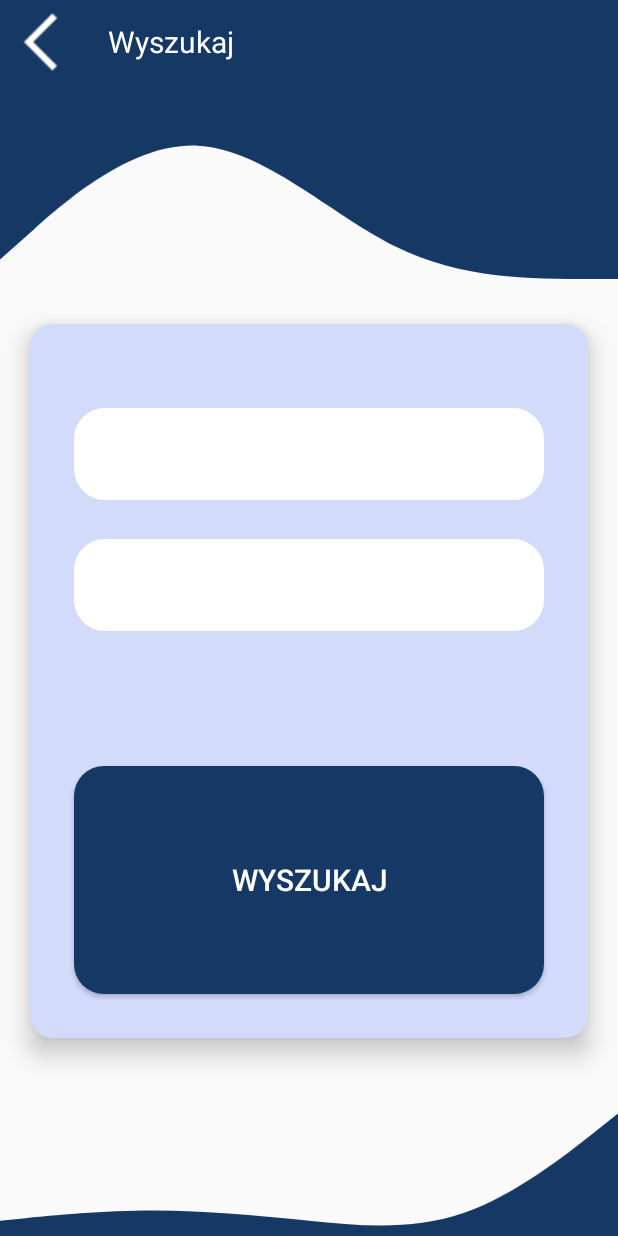
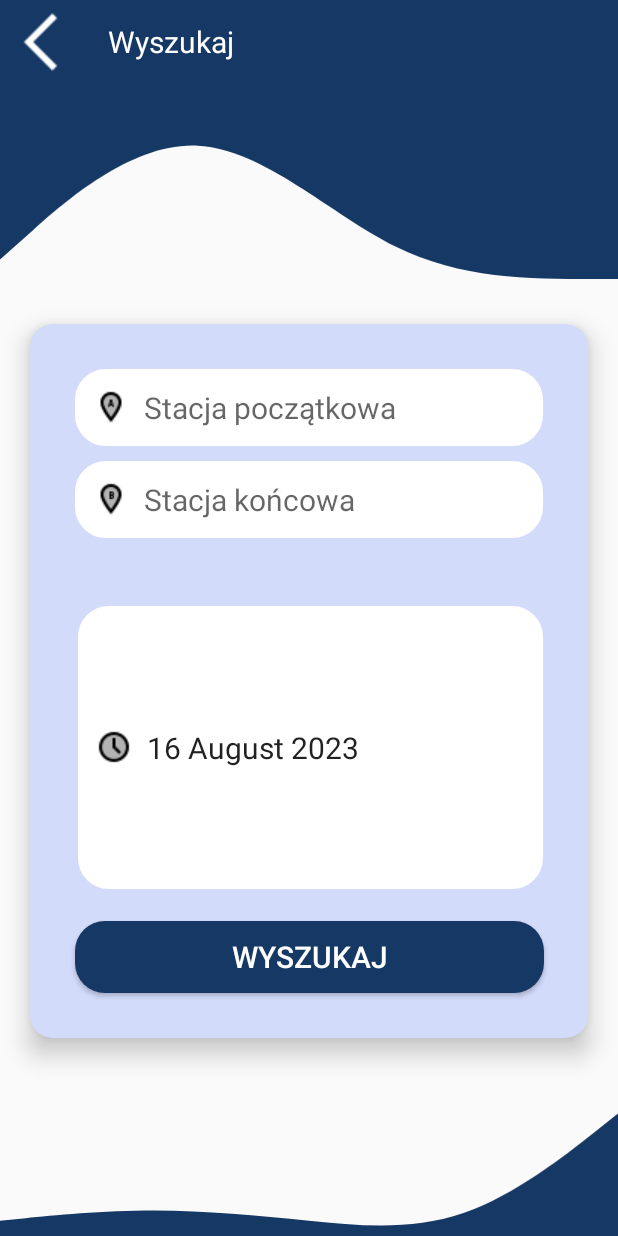
Before and after one commit to StarDust199/RailwayTTable, an Android app: the screen it shows after launch (RouteActivity), after a tap on "Ikona wyszukiwania", on a phone screen of 412 x 824 dp. Run offline under Robolectric (Android 15) with nearby library versions, the phone set to English and light mode, and no system bars.

Commit message:
working select date from calendar

```diff
--- a/app/src/main/java/com/example/railwayttable/Activity/MainActivity.java
+++ b/app/src/main/java/com/example/railwayttable/Activity/MainActivity.java
@@ -23,7 +23,7 @@ public class MainActivity extends AppCompatActivity implements NavigationView.On
     NavigationView navigationView;
     SharedPreferences sharedPreferences;
     Toolbar toolbar;
-
+    private static String currentTheme;
     @Override
     protected void onCreate(Bundle savedInstanceState) {
         super.onCreate(savedInstanceState);
@@ -59,7 +59,17 @@ public class MainActivity extends AppCompatActivity implements NavigationView.On
 
     }
 
+    @Override
+    protected void onResume() {
+        super.onResume();
+        setThemeOfApp();
+    }
 
+    @Override
+    protected void onRestart() {
+        super.onRestart();
+        setThemeOfApp();
+    }
 
     @Override
     public boolean onNavigationItemSelected(@NonNull MenuItem item) {
@@ -75,9 +85,9 @@ public class MainActivity extends AppCompatActivity implements NavigationView.On
     }
 
     private void setThemeOfApp(){
-       sharedPreferences = PreferenceManager.getDefaultSharedPreferences(getBaseContext());
+        sharedPreferences = PreferenceManager.getDefaultSharedPreferences(getBaseContext());
         String selectedTheme = sharedPreferences.getString("color_option", "BLUE");
-
+        currentTheme = selectedTheme;
         if (selectedTheme.equals("BLUE")){
             setTheme(R.style.BlueTheme);
         } else if (selectedTheme.equals("VIOLET")) {
--- a/app/src/main/java/com/example/railwayttable/Activity/RouteActivity.java
+++ b/app/src/main/java/com/example/railwayttable/Activity/RouteActivity.java
@@ -1,11 +1,13 @@
 package com.example.railwayttable.Activity;
 
 
-
+import android.app.DatePickerDialog;
 import android.content.Intent;
 import android.content.SharedPreferences;
 import android.os.Bundle;
 import android.view.MenuItem;
+import android.widget.DatePicker;
+import android.widget.EditText;
 
 import androidx.appcompat.app.ActionBar;
 import androidx.appcompat.app.AppCompatActivity;
@@ -14,23 +16,47 @@ import androidx.preference.PreferenceManager;
 
 import com.example.railwayttable.R;
 
+import java.text.SimpleDateFormat;
+import java.util.Calendar;
+import java.util.Date;
+import java.util.Locale;
+
 
 public class RouteActivity extends AppCompatActivity {
 
     SharedPreferences sharedPreferences;
-
+    EditText datePicker;
+    int year;
+    int month;
+    int day;
     @Override
     protected void onCreate(Bundle savedInstanceState) {
         super.onCreate(savedInstanceState);
         setThemeOfApp();
         setContentView(R.layout.activity_route);
+        datePicker=findViewById(R.id.czas);
+        SimpleDateFormat sdf = new SimpleDateFormat("d MMMM yyyy", Locale.getDefault());
+        String defaultDate = sdf.format(new Date());
+        datePicker.setText(defaultDate);
+        Calendar calendar=Calendar.getInstance();
+        datePicker.setOnClickListener(v -> {
+            year=calendar.get(Calendar.YEAR);
+            month=calendar.get(Calendar.MONTH);
+            day=calendar.get(Calendar.DAY_OF_MONTH);
+            DatePickerDialog datePickerDialog = new DatePickerDialog(RouteActivity.this, (view, year, month, dayOfMonth) -> {
+                calendar.set(year, month, dayOfMonth);
+                datePicker.setText(SimpleDateFormat.getDateInstance().format(calendar.getTime()));
+            }, year, month, day);
+            datePickerDialog.show();
+        });
+
         Toolbar toolbar = findViewById(R.id.toolbar2);
         setSupportActionBar(toolbar);
 
         ActionBar actionBar = getSupportActionBar();
         if (actionBar != null) {
             setSupportActionBar(toolbar);
-            getSupportActionBar().setTitle("Wyszukaj");;
+            getSupportActionBar().setTitle("Wyszukaj");
             actionBar.setDisplayHomeAsUpEnabled(true);
         }
     }
@@ -51,14 +77,19 @@ public class RouteActivity extends AppCompatActivity {
         sharedPreferences = PreferenceManager.getDefaultSharedPreferences(getBaseContext());
         String selectedTheme = sharedPreferences.getString("color_option", "BLUE");
 
-        if (selectedTheme.equals("BLUE")) {
-            setTheme(R.style.BlueTheme);
-        } else if (selectedTheme.equals("VIOLET")) {
-            setTheme(R.style.VioletTheme);
-        } else if (selectedTheme.equals("GREEN")) {
-            setTheme(R.style.GreenTheme);
-        } else {
-            setTheme(R.style.BlueTheme);
+        switch (selectedTheme) {
+            case "BLUE":
+                setTheme(R.style.BlueTheme);
+                break;
+            case "VIOLET":
+                setTheme(R.style.VioletTheme);
+                break;
+            case "GREEN":
+                setTheme(R.style.GreenTheme);
+                break;
+            default:
+                setTheme(R.style.BlueTheme);
+                break;
         }
     }
 }
--- a/app/src/main/res/layout/activity_favorites.xml
+++ b/app/src/main/res/layout/activity_favorites.xml
@@ -15,7 +15,9 @@
         app:layout_constraintEnd_toEndOf="parent"
         app:layout_constraintStart_toStartOf="parent"
         app:layout_constraintTop_toTopOf="parent"
-        app:navigationIcon="@drawable/icons8_back_48" />
+        app:navigationIcon="@drawable/icons8_back_48"
+        app:title="ULUBIONE"
+        app:titleTextColor="@color/white" />
 
     <RelativeLayout
         android:id="@+id/relativeLayout"
--- a/app/src/main/res/layout/activity_main.xml
+++ b/app/src/main/res/layout/activity_main.xml
@@ -238,7 +238,8 @@
                 app:layout_constraintTop_toTopOf="parent"
                 app:navigationIcon="@drawable/icons8_menu_64"
                 app:navigationIconTint="@android:color/transparent"
-                />
+                app:title="@string/rozk_ad_jazdy"
+                app:titleTextColor="@color/white" />
 
             <RelativeLayout
                 android:layout_width="413dp"
--- a/app/src/main/res/layout/activity_planner.xml
+++ b/app/src/main/res/layout/activity_planner.xml
@@ -15,7 +15,9 @@
         app:layout_constraintEnd_toEndOf="parent"
         app:layout_constraintStart_toStartOf="parent"
         app:layout_constraintTop_toTopOf="parent"
-        app:navigationIcon="@drawable/icons8_back_48" />
+        app:navigationIcon="@drawable/icons8_back_48"
+        app:title="PLANNER"
+        app:titleTextColor="@color/white" />
     <RelativeLayout
         android:layout_width="413dp"
         android:layout_height="130dp"
--- a/app/src/main/res/layout/activity_route.xml
+++ b/app/src/main/res/layout/activity_route.xml
@@ -17,6 +17,7 @@
         app:layout_constraintStart_toStartOf="parent"
         app:layout_constraintTop_toTopOf="parent"
         app:navigationIcon="@drawable/icons8_back_48"
+        app:title="WYSZUKAJ"
         app:titleTextAppearance="@style/Base.AppTheme"
         app:titleTextColor="@color/white" />
 
@@ -61,16 +62,19 @@
 
                 <EditText
                     android:id="@+id/stacjaA"
-                    android:layout_width="237dp"
-                    android:layout_height="61dp"
+                    android:layout_width="match_parent"
+                    android:layout_height="wrap_content"
                     android:layout_alignParentStart="true"
                     android:layout_alignParentTop="true"
                     android:layout_alignParentEnd="true"
-                    android:layout_marginStart="29dp"
-                    android:layout_marginTop="56dp"
-                    android:layout_marginEnd="29dp"
+                    android:layout_marginStart="30dp"
+                    android:layout_marginTop="30dp"
+                    android:layout_marginEnd="30dp"
                     android:autofillHints=""
                     android:background="@drawable/edit_text_background"
+                    android:drawableStart="@drawable/icons8_marker_a_24"
+                    android:drawablePadding="10dp"
+                    android:hint="@string/stacja_pocz_tkowa"
                     android:inputType="textNoSuggestions"
                     android:padding="12dp"
                     app:layout_constraintEnd_toEndOf="parent"
@@ -78,18 +82,46 @@
                     tools:ignore="SpeakableTextPresentCheck" />
 
                 <EditText
-                    android:id="@+id/stacjaB"
-                    android:layout_width="237dp"
-                    android:layout_height="61dp"
+                    android:id="@+id/stacjaB3"
+                    android:layout_width="match_parent"
+                    android:layout_height="wrap_content"
                     android:layout_below="@+id/stacjaA"
                     android:layout_alignParentStart="true"
                     android:layout_alignParentEnd="true"
-                    android:layout_marginStart="29dp"
-                    android:layout_marginTop="26dp"
-                    android:layout_marginEnd="29dp"
+                    android:layout_marginStart="30dp"
+                    android:layout_marginTop="10dp"
+                    android:layout_marginEnd="30dp"
                     android:autofillHints=""
                     android:background="@drawable/edit_text_background"
+                    android:drawableStart="@drawable/icons8_marker_b_24"
+                    android:drawablePadding="10dp"
+                    android:hint="@string/stacja_ko_cowa"
                     android:inputType="textNoSuggestions"
+                    android:padding="12dp"
+                    app:layout_constraintEnd_toEndOf="parent"
+                    app:layout_constraintStart_toStartOf="parent"
+                    tools:ignore="SpeakableTextPresentCheck" />
+
+
+                <EditText
+                    android:id="@+id/czas"
+                    android:layout_width="309dp"
+                    android:layout_height="97dp"
+                    android:layout_above="@+id/button"
+                    android:layout_below="@+id/stacjaB3"
+                    android:layout_alignParentStart="true"
+                    android:layout_alignParentEnd="true"
+                    android:layout_marginStart="32dp"
+                    android:layout_marginTop="45dp"
+                    android:layout_marginEnd="30dp"
+                    android:layout_marginBottom="21dp"
+                    android:autofillHints=""
+                    android:background="@drawable/edit_text_background"
+                    android:drawableStart="@drawable/icons8_clock_24"
+                    android:drawablePadding="10dp"
+                    android:hint="@string/data_i_godzina"
+                    android:inputType="textNoSuggestions"
+                    android:minHeight="48dp"
                     android:padding="12dp"
                     app:layout_constraintEnd_toEndOf="parent"
                     app:layout_constraintStart_toStartOf="parent"
@@ -99,14 +131,12 @@
                     android:id="@+id/button"
                     android:layout_width="match_parent"
                     android:layout_height="wrap_content"
-                    android:layout_below="@+id/stacjaB"
                     android:layout_alignParentStart="true"
                     android:layout_alignParentEnd="true"
                     android:layout_alignParentBottom="true"
-                    android:layout_marginStart="29dp"
-                    android:layout_marginTop="90dp"
+                    android:layout_marginStart="30dp"
                     android:layout_marginEnd="29dp"
-                    android:layout_marginBottom="29dp"
+                    android:layout_marginBottom="30dp"
                     android:background="@drawable/button_background"
                     android:text="@string/wyszukaj"
                     android:textColor="@color/white"
--- a/app/src/main/res/layout/activity_timetable.xml
+++ b/app/src/main/res/layout/activity_timetable.xml
@@ -14,7 +14,9 @@
         app:layout_constraintEnd_toEndOf="parent"
         app:layout_constraintStart_toStartOf="parent"
         app:layout_constraintTop_toTopOf="parent"
-        app:navigationIcon="@drawable/icons8_back_48" />
+        app:navigationIcon="@drawable/icons8_back_48"
+        app:title="ROZKŁAD"
+        app:titleTextColor="@color/white" />
     <RelativeLayout
         android:layout_width="413dp"
         android:layout_height="130dp"
--- a/app/src/main/res/values/strings.xml
+++ b/app/src/main/res/values/strings.xml
@@ -31,4 +31,9 @@
     <string name="attachment_summary_on">Automatically download attachments for incoming emails
     </string>
     <string name="attachment_summary_off">Only download attachments when manually requested</string>
+    <string name="stacja_pocz_tkowa">Stacja początkowa</string>
+    <string name="stacja_ko_cowa">Stacja końcowa</string>
+    <string name="data_i_godzina">Data i godzina</string>
+    <!-- TODO: Remove or change this placeholder text -->
+    <string name="hello_blank_fragment">Hello blank fragment</string>
 </resources>
```
Also changed, not shown: app/src/main/res/drawable/icons8_a_24.png (added), app/src/main/res/drawable/icons8_a_50.png (added), app/src/main/res/drawable/icons8_b_50.png (added), app/src/main/res/drawable/icons8_clock_24.png (added), app/src/main/res/drawable/icons8_marker_a_24.png (added), app/src/main/res/drawable/icons8_marker_b_24.png (added).
